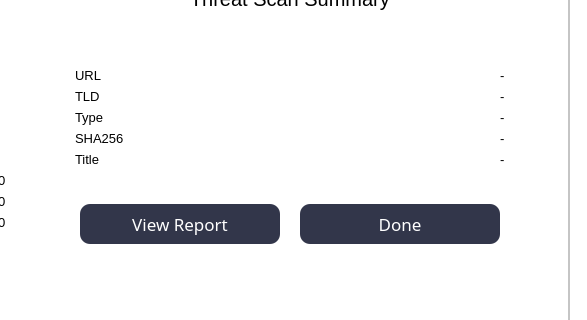
First picture: the form in assets/ui/mainUI.ui, repository NicasioTn/Windows-ISAN-Security-Gizmo-Box, before the edit; both pictures show x 693 to 1280 and y 400 to 720 of the 1280 by 720 pixel window.
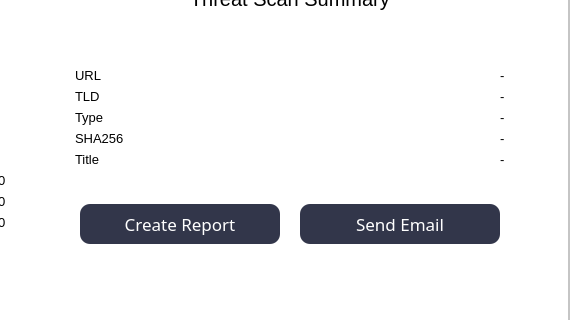
Second picture: the form after the edit. Icons and pictures are not drawn.

```diff
--- a/assets/ui/mainUI.ui
+++ b/assets/ui/mainUI.ui
@@ -6579,7 +6579,7 @@
 </string>
                                     </property>
                                     <property name="text">
-                                     <string>View Report</string>
+                                     <string>Create Report</string>
                                     </property>
                                    </widget>
                                   </item>
@@ -6626,7 +6626,7 @@
 </string>
                                     </property>
                                     <property name="text">
-                                     <string>Done</string>
+                                     <string>Send Email</string>
                                     </property>
                                    </widget>
                                   </item>
```
Left out of the diff: 4 changed lines with no effect on the pictures.
